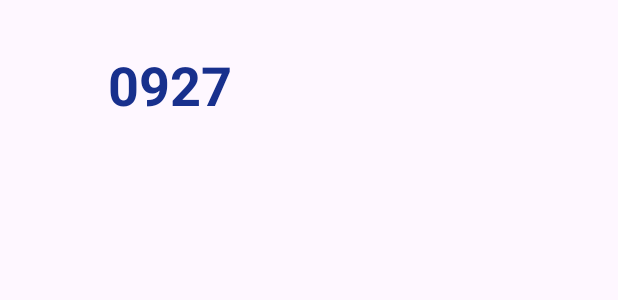
After one commit to HANIUM-MindFriend/mindfriend-front, an Android app: the layout activity_day_info.xml on its own in the app's theme, with its tools: preview values and no code run, on a phone screen of 412 x 824 dp. The commit adds this screen. Shown: the top 300 px of the screen. Run offline under Robolectric (Android 15) with nearby library versions, the phone set to English and light mode, and no system bars.

Commit message:
FEAT title

```diff
--- a/app/src/main/AndroidManifest.xml
+++ b/app/src/main/AndroidManifest.xml
@@ -14,6 +14,9 @@
         tools:targetApi="31">
         <activity
             android:name=".MainActivity"
+            android:exported="false" />
+        <activity
+            android:name=".DayInfo"
             android:exported="true">
             <intent-filter>
                 <action android:name="android.intent.action.MAIN" />
--- /dev/null
+++ b/app/src/main/java/com/example/mindfriendfront/DayInfo.kt
@@ -0,0 +1,11 @@
+package com.example.mindfriendfront
+
+import androidx.appcompat.app.AppCompatActivity
+import android.os.Bundle
+
+class DayInfo : AppCompatActivity() {
+    override fun onCreate(savedInstanceState: Bundle?) {
+        super.onCreate(savedInstanceState)
+        setContentView(R.layout.activity_day_info)
+    }
+}
--- /dev/null
+++ b/app/src/main/res/layout/activity_day_info.xml
@@ -0,0 +1,27 @@
+<?xml version="1.0" encoding="utf-8"?>
+<androidx.constraintlayout.widget.ConstraintLayout xmlns:android="http://schemas.android.com/apk/res/android"
+xmlns:app="http://schemas.android.com/apk/res-auto"
+xmlns:tools="http://schemas.android.com/tools"
+android:layout_width="match_parent"
+android:layout_height="match_parent">
+
+    <TextView
+        android:id="@+id/textView"
+        android:layout_width="wrap_content"
+        android:layout_height="wrap_content"
+        android:layout_marginStart="72dp"
+        android:layout_marginTop="32dp"
+        android:text="0927"
+        android:textColor="#FF18308D"
+        android:textSize="36sp"
+        android:textStyle="bold"
+        app:layout_constraintStart_toStartOf="parent"
+        app:layout_constraintTop_toTopOf="parent" />
+
+    Modifier
+    .offset(x = 10.dp, y = 131.dp)
+    .width(340.dp)
+    .height(88.dp)
+    .background(color = Color(0xFFE1EBFF), shape = RoundedCornerShape(size = 26.dp))
+
+</androidx.constraintlayout.widget.ConstraintLayout>
--- a/app/src/main/res/layout/activity_main.xml
+++ b/app/src/main/res/layout/activity_main.xml
@@ -13,7 +13,7 @@
         android:layout_alignParentStart="true"
         android:layout_alignParentTop="true"
         android:layout_marginTop="10dp"
-        android:background="@android:color/transparent" />/>
+        android:background="@android:color/transparent" />
     <View
         android:layout_width="match_parent"
         android:layout_height="70dp"
```
